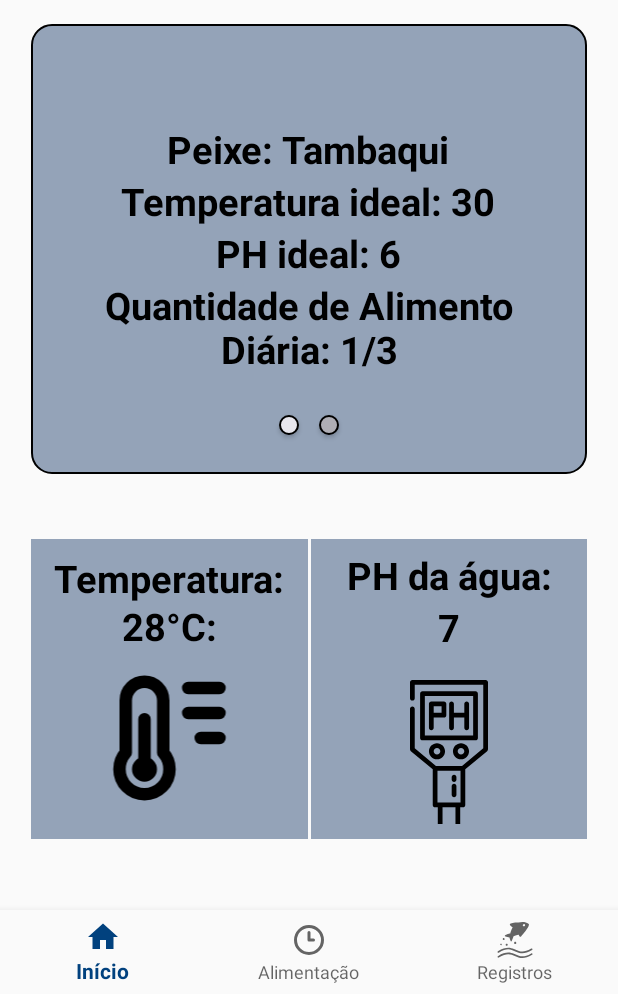
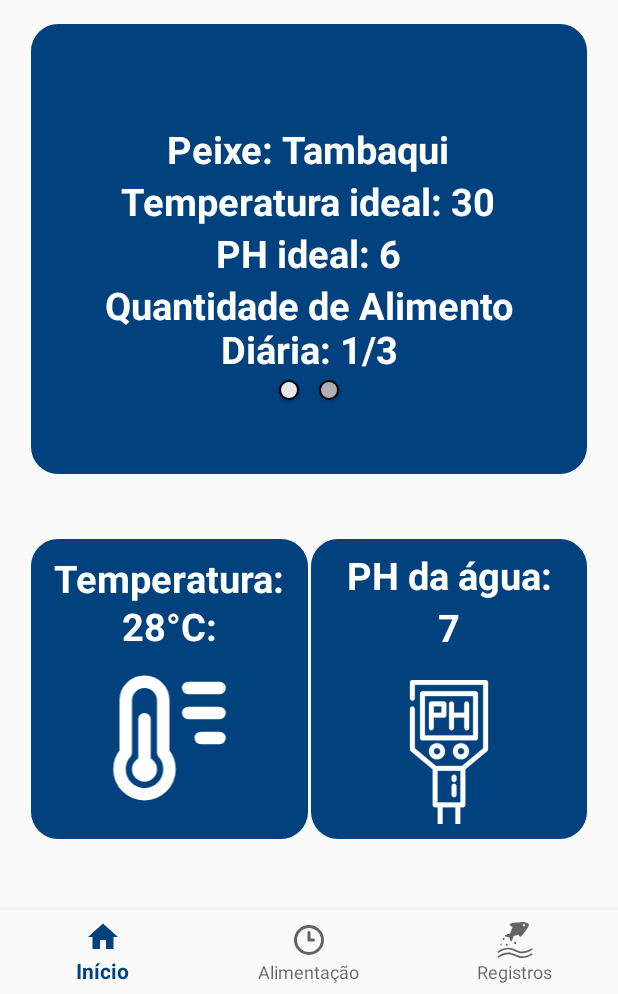
Before and after one commit to JuanSoftware/FishTrack, an Android app: the HomePageFragment screen opened directly, with no data from a screen before it, after a tap on an icon or button, on a phone screen of 412 x 824 dp, the part 242-1236 px from its top. Run offline under Robolectric (Android 15) with nearby library versions, the phone set to English and light mode, and no system bars; our stand-ins replace navigation-ui; 1 other tap on this screen came first.

Commit message:
Modificando o estilo

```diff
--- a/app/src/main/java/com/example/fishtrack/activities/home/fragments/home_page/HomePageFragment.java
+++ b/app/src/main/java/com/example/fishtrack/activities/home/fragments/home_page/HomePageFragment.java
@@ -32,6 +32,7 @@ public class HomePageFragment extends Fragment {
     private FragmentHomePageBinding binding;
     private DropDownFragment dropDownFragment;
     private String[] itemsDropDown = {"Setor1","Setor2","Setor3","Setor4"};
+
     public View onCreateView(@NonNull LayoutInflater inflater,ViewGroup container, Bundle savedInstanceState) {
 
         HomePageViewModel homeViewModel = new ViewModelProvider(this).get(HomePageViewModel.class);
@@ -43,9 +44,12 @@ public class HomePageFragment extends Fragment {
 
         StyleUtils styleUtils = new StyleUtils();
 
-        styleUtils.setBackground("#94a3b8",20f,2,"#000000");
+        styleUtils.setBackground("#01417e",20f,2,"#000000");
 
-        styleUtils.setStyleInElement(root.findViewById(R.id.panel_img));
+//        styleUtils.setStyleInElement(root.findViewById(R.id.panel_img));
+//
+//        styleUtils.setStyleInElement(root.findViewById(R.id.ph));
+//        styleUtils.setStyleInElement(root.findViewById(R.id.temperature));
 
         GradientDrawable circle1 = circleShape(Color.parseColor("#afaeb5"));
         GradientDrawable circle2 = circleShape(Color.parseColor("#e7e6ed"));
@@ -77,6 +81,8 @@ public class HomePageFragment extends Fragment {
             null,
             ConstraintSet.CHAIN_PACKED
         );
+//        constraintSet1.setVerticalBias(button.getId(),0.5f);
+//        constraintSet1.setVerticalBias(button2.getId(),0.5f);
         constraintSet1.applyTo(parentConstraint);
 
         ConstraintSet constraintSet2 = new ConstraintSet();
@@ -98,6 +104,7 @@ public class HomePageFragment extends Fragment {
         root.findViewById(R.id.tanque_img).setOnClickListener(v -> {
             button.setBackground(circle2);
             button2.setBackground(circle1);
+//            styleUtils.setStyleInElement(root.findViewById(R.id.info_data));
             root.findViewById(R.id.tanque_img).setVisibility(View.GONE);
             root.findViewById(R.id.info_data).setVisibility(View.VISIBLE);
         });
@@ -107,6 +114,8 @@ public class HomePageFragment extends Fragment {
             button2.setBackground(circle2);
             root.findViewById(R.id.tanque_img).setVisibility(View.VISIBLE);
             root.findViewById(R.id.info_data).setVisibility(View.GONE);
+//            styleUtils.setStyleInElement(root.findViewById(R.id.tanque_img));
+//            styleUtils.setStyleInElement(root.findViewById(R.id.info_data));
         });
 
         return root;
--- /dev/null
+++ b/app/src/main/res/drawable/background_home_page_panel.xml
@@ -0,0 +1,7 @@
+<shape xmlns:android="http://schemas.android.com/apk/res/android">
+    <solid android:color="#01417e"/>
+    <corners android:radius="18dp"/>
+    <stroke
+        android:color="#AA000000"
+        />
+</shape>
--- /dev/null
+++ b/app/src/main/res/drawable/ph_meter_lab_svgrepo_com_white.xml
@@ -0,0 +1,46 @@
+<vector xmlns:android="http://schemas.android.com/apk/res/android"
+    android:width="800dp"
+    android:height="800dp"
+    android:viewportWidth="512"
+    android:viewportHeight="512">
+  <path
+      android:strokeWidth="1"
+      android:pathData="M316.36,73.3c-4.47,0 -8.08,3.62 -8.08,8.08v30.72h-35.57v-30.72c0,-4.47 -3.62,-8.08 -8.08,-8.08c-4.47,0 -8.08,3.62 -8.08,8.08v81.92c0,4.47 3.62,8.08 8.08,8.08c4.47,0 8.08,-3.62 8.08,-8.08v-35.03h35.57v35.03c0,4.47 3.62,8.08 8.08,8.08c4.47,0 8.08,-3.62 8.08,-8.08v-81.92C324.45,76.92 320.83,73.3 316.36,73.3z"
+      android:fillColor="#ffffff"
+      android:strokeColor="#ffffff"/>
+  <path
+      android:strokeWidth="1"
+      android:pathData="M238.75,73.3h-43.12c-4.47,0 -8.08,3.62 -8.08,8.08v38.8v43.12c0,4.47 3.62,8.08 8.08,8.08c4.47,0 8.08,-3.62 8.08,-8.08v-35.03h35.03c4.47,0 8.08,-3.62 8.08,-8.08V81.38C246.84,76.92 243.22,73.3 238.75,73.3zM230.67,112.1h-26.95V89.46h26.95V112.1z"
+      android:fillColor="#ffffff"
+      android:strokeColor="#ffffff"/>
+  <path
+      android:strokeWidth="1"
+      android:pathData="M381.04,0H130.96c-4.47,0 -8.08,3.62 -8.08,8.08v53.9c0,4.47 3.62,8.08 8.08,8.08c4.47,0 8.08,-3.62 8.08,-8.08v-45.81h233.9v216.64L300.5,293.19h-89l-72.45,-60.38V98.63c0,-4.47 -3.62,-8.08 -8.08,-8.08c-4.47,0 -8.08,3.62 -8.08,8.08v137.97c0,2.4 1.07,4.68 2.91,6.21l74.7,62.25v121.25c0,4.47 3.62,8.08 8.08,8.08h9.16v69.52c0,4.47 3.62,8.08 8.08,8.08h60.36c4.47,0 8.08,-3.62 8.08,-8.08v-69.52h9.16c4.47,0 8.08,-3.62 8.08,-8.08V305.06l74.7,-62.25c1.84,-1.54 2.91,-3.81 2.91,-6.21V8.08C389.12,3.62 385.5,0 381.04,0zM278.1,495.83h-44.19v-61.44h44.19V495.83zM295.34,418.22h-78.69V309.36h78.69V418.22z"
+      android:fillColor="#ffffff"
+      android:strokeColor="#ffffff"/>
+  <path
+      android:strokeWidth="1"
+      android:pathData="M346.54,38.8H165.46c-4.47,0 -8.08,3.62 -8.08,8.08v150.9c0,4.47 3.62,8.08 8.08,8.08h181.09c4.47,0 8.08,-3.62 8.08,-8.08V46.89C354.63,42.42 351.01,38.8 346.54,38.8zM338.46,189.71H173.54V54.97h164.92V189.71z"
+      android:fillColor="#ffffff"
+      android:strokeColor="#ffffff"/>
+  <path
+      android:strokeWidth="1"
+      android:pathData="M215.04,215.58c-15.16,0 -27.49,12.33 -27.49,27.49c0,15.16 12.33,27.49 27.49,27.49c15.16,0 27.49,-12.33 27.49,-27.49C242.53,227.91 230.2,215.58 215.04,215.58zM215.04,254.38c-6.24,0 -11.32,-5.08 -11.32,-11.32c0,-6.24 5.08,-11.32 11.32,-11.32c6.24,0 11.32,5.08 11.32,11.32C226.36,249.31 221.28,254.38 215.04,254.38z"
+      android:fillColor="#ffffff"
+      android:strokeColor="#ffffff"/>
+  <path
+      android:strokeWidth="1"
+      android:pathData="M296.96,215.58c-15.16,0 -27.49,12.33 -27.49,27.49c0,15.16 12.33,27.49 27.49,27.49c15.16,0 27.49,-12.33 27.49,-27.49C324.45,227.91 312.12,215.58 296.96,215.58zM296.96,254.38c-6.24,0 -11.32,-5.08 -11.32,-11.32c0,-6.24 5.08,-11.32 11.32,-11.32s11.32,5.08 11.32,11.32C308.28,249.31 303.2,254.38 296.96,254.38z"
+      android:fillColor="#ffffff"
+      android:strokeColor="#ffffff"/>
+  <path
+      android:strokeWidth="1"
+      android:pathData="M273.25,353.99c-4.47,0 -8.08,3.62 -8.08,8.08v29.74c0,4.47 3.62,8.08 8.08,8.08c4.47,0 8.08,-3.62 8.08,-8.08v-29.74C281.33,357.61 277.71,353.99 273.25,353.99z"
+      android:fillColor="#ffffff"
+      android:strokeColor="#ffffff"/>
+  <path
+      android:strokeWidth="1"
+      android:pathData="M273.25,323.37c-4.47,0 -8.08,3.62 -8.08,8.08v8.51c0,4.47 3.62,8.08 8.08,8.08c4.47,0 8.08,-3.62 8.08,-8.08v-8.51C281.33,326.99 277.71,323.37 273.25,323.37z"
+      android:fillColor="#ffffff"
+      android:strokeColor="#ffffff"/>
+</vector>
--- /dev/null
+++ b/app/src/main/res/drawable/temperature_list_svgrepo_com_white.xml
@@ -0,0 +1,13 @@
+<vector xmlns:android="http://schemas.android.com/apk/res/android"
+    android:width="800dp"
+    android:height="800dp"
+    android:viewportWidth="24"
+    android:viewportHeight="24">
+  <path
+      android:pathData="M15,4H20M15,8H20M17,12H20M8,16C7.448,16 7,16.448 7,17C7,17.552 7.448,18 8,18C8.552,18 9,17.552 9,17C9,16.448 8.552,16 8,16ZM8,16V9M8,17L8.007,17.007M12,17C12,19.209 10.209,21 8,21C5.791,21 4,19.209 4,17C4,15.985 4.378,15.059 5,14.354L5,6C5,4.343 6.343,3 8,3C9.657,3 11,4.343 11,6V14.354C11.622,15.059 12,15.985 12,17Z"
+      android:strokeLineJoin="round"
+      android:strokeWidth="2"
+      android:fillColor="#00000000"
+      android:strokeColor="#ffffff"
+      android:strokeLineCap="round"/>
+</vector>
--- a/app/src/main/res/layout/fragment_home_page.xml
+++ b/app/src/main/res/layout/fragment_home_page.xml
@@ -41,69 +41,68 @@
         android:id="@+id/panel_img"
         android:layout_width="0dp"
         android:layout_height="300dp"
-        app:layout_constraintWidth_percent="0.9"
-        android:background="@color/home_panel_color"
+        android:background="@drawable/background_home_page_panel"
+        android:padding="20dp"
+        app:layout_constraintBottom_toTopOf="@+id/data"
         app:layout_constraintEnd_toEndOf="parent"
         app:layout_constraintStart_toStartOf="parent"
         app:layout_constraintTop_toTopOf="parent"
-        app:layout_constraintBottom_toTopOf="@+id/data"
         app:layout_constraintVertical_bias="0.35"
-        android:padding="20dp">
+        app:layout_constraintWidth_percent="0.9">
 
         <androidx.constraintlayout.widget.ConstraintLayout
             android:id="@+id/info_data"
             android:layout_width="0dp"
             android:layout_height="0dp"
+            android:clickable="true"
+            android:tag="tanqueData"
+            android:visibility="gone"
+            app:layout_constraintBottom_toBottomOf="parent"
+            app:layout_constraintEnd_toEndOf="parent"
             app:layout_constraintHeight_percent="1"
-            app:layout_constraintWidth_percent="1"
-            app:layout_constraintBottom_toBottomOf="parent"
             app:layout_constraintStart_toStartOf="parent"
-            app:layout_constraintEnd_toEndOf="parent"
             app:layout_constraintTop_toTopOf="parent"
-            android:visibility="gone"
-            android:tag="tanqueData"
-            android:clickable="true">
+            app:layout_constraintWidth_percent="1">
 
 
             <LinearLayout
                 android:layout_width="match_parent"
                 android:layout_height="match_parent"
-                android:orientation="vertical"
-                android:gravity="center">
+                android:gravity="center"
+                android:orientation="vertical">
 
                 <TextView
                     android:layout_width="wrap_content"
                     android:layout_height="wrap_content"
                     android:text="Peixe: Tambaqui"
-                        android:textStyle="bold"
-                        android:textColor="@color/black"
+                    android:textColor="@color/white"
                     android:textSize="25sp"
-                        />
+                    android:textStyle="bold" />
 
                 <TextView
                     android:layout_width="wrap_content"
                     android:layout_height="wrap_content"
                     android:text="Temperatura ideal: 30"
-                        android:textStyle="bold"
-                        android:textColor="@color/black"
-                        android:textSize="25sp"/>
+                    android:textColor="@color/white"
+                    android:textSize="25sp"
+                    android:textStyle="bold" />
 
                 <TextView
                     android:layout_width="wrap_content"
                     android:layout_height="wrap_content"
                     android:text="PH ideal: 6"
-                        android:textStyle="bold"
-                        android:textColor="@color/black"
-                        android:textSize="25sp"/>
+                    android:textColor="@color/white"
+                    android:textSize="25sp"
+                    android:textStyle="bold" />
 
                 <TextView
                     android:layout_width="wrap_content"
                     android:layout_height="wrap_content"
                     android:text="Quantidade de Alimento Diária: 1/3"
-                        android:textStyle="bold"
-                        android:textColor="@color/black"
+                    android:textAlignment="center"
+                    android:textColor="@color/white"
                     android:textSize="25sp"
-                        android:textAlignment="center"/>
+                    android:textStyle="bold" />
 
             </LinearLayout>
 
@@ -113,28 +112,26 @@
             android:id="@+id/tanque_img"
             android:layout_width="match_parent"
             android:layout_height="match_parent"
+            android:clickable="true"
             android:src="@drawable/tanque"
-            app:layout_constraintBottom_toBottomOf="parent"
-            app:layout_constraintStart_toStartOf="parent"
-            app:layout_constraintEnd_toEndOf="parent"
-            app:layout_constraintTop_toTopOf="parent"
             android:tag="tanqueData"
             android:visibility="visible"
-            android:clickable="true">
-        </ImageView>
-
+            app:layout_constraintBottom_toBottomOf="parent"
+            app:layout_constraintEnd_toEndOf="parent"
+            app:layout_constraintStart_toStartOf="parent"
+            app:layout_constraintTop_toTopOf="parent"></ImageView>
 
 
         <androidx.constraintlayout.widget.ConstraintLayout
             android:id="@+id/test"
             android:layout_width="match_parent"
             android:layout_height="0dp"
-            app:layout_constraintVertical_bias="1"
+            app:layout_constraintBottom_toBottomOf="parent"
+            app:layout_constraintEnd_toEndOf="parent"
             app:layout_constraintHeight_percent="0.1"
-            app:layout_constraintEnd_toEndOf="parent"
             app:layout_constraintStart_toStartOf="parent"
             app:layout_constraintTop_toTopOf="parent"
-            app:layout_constraintBottom_toBottomOf="parent">
+            app:layout_constraintVertical_bias="0.9">
 
 
         </androidx.constraintlayout.widget.ConstraintLayout>
@@ -157,58 +154,55 @@
             android:layout_width="0dp"
             android:layout_height="match_parent"
             android:layout_marginEnd="2dp"
+            android:background="@drawable/background_home_page_panel"
+            android:paddingVertical="10dp"
             app:layout_constraintBottom_toBottomOf="parent"
             app:layout_constraintEnd_toStartOf="@+id/ph"
             app:layout_constraintHorizontal_chainStyle="packed"
             app:layout_constraintHorizontal_weight="1"
             app:layout_constraintStart_toStartOf="parent"
             app:layout_constraintTop_toTopOf="parent"
-            app:layout_constraintVertical_bias="0.0"
-            android:background="@color/home_panel_color"
-            android:paddingVertical="10dp"
-            >
+            app:layout_constraintVertical_bias="0.0">
 
             <TextView
-                    app:layout_constraintTop_toTopOf="parent"
-                    app:layout_constraintBottom_toTopOf="@+id/value_temperature"
-                    app:layout_constraintStart_toStartOf="parent"
-                    app:layout_constraintEnd_toEndOf="parent"
                 android:id="@+id/label_temperature"
                 android:layout_width="match_parent"
                 android:layout_height="wrap_content"
                 android:text="Temperatura:"
+                android:textAlignment="center"
+                android:textColor="@color/white"
+                android:textSize="25sp"
                 android:textStyle="bold"
-                    android:textAlignment="center"
-                    android:textSize="25sp"
-                    android:textColor="@color/black"
-                    app:layout_constraintVertical_chainStyle="spread_inside"
-                    />
+                app:layout_constraintBottom_toTopOf="@+id/value_temperature"
+                app:layout_constraintEnd_toEndOf="parent"
+                app:layout_constraintStart_toStartOf="parent"
+                app:layout_constraintTop_toTopOf="parent"
+                app:layout_constraintVertical_chainStyle="spread_inside" />
 
             <TextView
-                    app:layout_constraintTop_toTopOf="@+id/label_temperature"
-                    android:layout_marginTop="25dp"
-                    app:layout_constraintBottom_toTopOf="@+id/icon_staus_temperature"
-                    app:layout_constraintStart_toStartOf="parent"
-                    app:layout_constraintEnd_toEndOf="parent"
                 android:id="@+id/value_temperature"
                 android:layout_width="match_parent"
                 android:layout_height="wrap_content"
+                android:layout_marginTop="25dp"
                 android:text="28°C:"
+                android:textAlignment="center"
+                android:textColor="@color/white"
+                android:textSize="25sp"
                 android:textStyle="bold"
-                    android:textAlignment="center"
-                    android:textSize="25sp"
-                    android:textColor="@color/black"
-                    />
+                app:layout_constraintBottom_toTopOf="@+id/icon_staus_temperature"
+                app:layout_constraintEnd_toEndOf="parent"
+                app:layout_constraintStart_toStartOf="parent"
+                app:layout_constraintTop_toTopOf="@+id/label_temperature" />
 
             <ImageView
-                    app:layout_constraintTop_toBottomOf="@+id/value_temperature"
-                    app:layout_constraintBottom_toBottomOf="parent"
-                    app:layout_constraintStart_toStartOf="parent"
-                    app:layout_constraintEnd_toEndOf="parent"
                 android:id="@+id/icon_staus_temperature"
                 android:layout_width="wrap_content"
                 android:layout_height="100dp"
-                    android:src="@drawable/temperature_list_svgrepo_com"/>
+                android:src="@drawable/temperature_list_svgrepo_com_white"
+                app:layout_constraintBottom_toBottomOf="parent"
+                app:layout_constraintEnd_toEndOf="parent"
+                app:layout_constraintStart_toStartOf="parent"
+                app:layout_constraintTop_toBottomOf="@+id/value_temperature" />
 
         </androidx.constraintlayout.widget.ConstraintLayout>
 
@@ -221,7 +215,7 @@
                 android:layout_width="0dp"
                 android:layout_height="match_parent"
                 app:layout_constraintHorizontal_weight="1"
-                android:background="@color/home_panel_color"
+            android:background="@drawable/background_home_page_panel"
                 android:paddingVertical="10dp">
 
                 <TextView
@@ -234,7 +228,7 @@
                     android:layout_height="wrap_content"
                     android:text="PH da água:"
                     android:textStyle="bold"
-                    android:textColor="@color/black"
+                    android:textColor="@color/white"
                     android:textAlignment="center"
                     android:textSize="25sp"
                     app:layout_constraintVertical_chainStyle="spread_inside"
@@ -253,7 +247,7 @@
                     android:textStyle="bold"
                     android:textAlignment="center"
                     android:textSize="25sp"
-                    android:textColor="@color/black"
+                    android:textColor="@color/white"
                     />
 
                 <ImageView
@@ -264,7 +258,7 @@
                     android:id="@+id/icon_staus_ph"
                     android:layout_width="wrap_content"
                     android:layout_height="100dp"
-                    android:src="@drawable/ph_meter_lab_svgrepo_com"/>
+                    android:src="@drawable/ph_meter_lab_svgrepo_com_white"/>
 
         </androidx.constraintlayout.widget.ConstraintLayout>
 
--- a/app/src/main/res/values/colors.xml
+++ b/app/src/main/res/values/colors.xml
@@ -2,13 +2,13 @@
 <resources>
     <color name="purple_200">#FFBB86FC</color>
     <color name="purple_500">#FF6200EE</color>
-    <color name="purple_700">#FF3700B3</color>
+    <color name="purple_700">#01417e</color>
     <color name="teal_200">#FF03DAC5</color>
     <color name="teal_700">#FF018786</color>
     <color name="black">#FF000000</color>
     <color name="white">#FFFFFFFF</color>
     <color name="red">#ff0022</color>
     <color name="soft_black">#2F2E2E</color>
-    <color name="primary_color">#f8fafc</color>
+    <color name="primary_color">#01417e</color>
     <color name="home_panel_color">#94a3b8</color>
 </resources>
```
Lines whose indentation alone changed are shown as unchanged.
